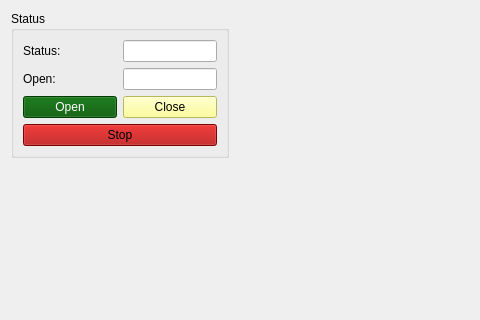
Qt form pyobs_gui/qt/widgetroof.ui (pyobs/pyobs-gui) before a commit; both pictures show x 0 to 480 and y 0 to 320 of the 787 by 472 pixel window.
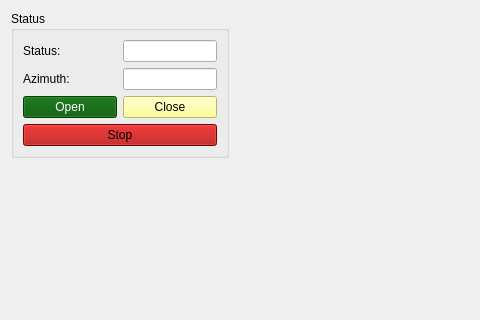
The same form after that commit.

Commit message: showing dome Az in GUI

Patch:
```diff
--- a/pyobs_gui/qt/widgetroof.ui
+++ b/pyobs_gui/qt/widgetroof.ui
@@ -52,7 +52,7 @@
         <item row="1" column="0">
          <widget class="QLabel" name="label_10">
           <property name="text">
-           <string>Open:</string>
+           <string>Azimuth:</string>
           </property>
          </widget>
         </item>
```
Left out of the diff: 83 changed lines with no effect on the pictures. The commit also changes 2 other files.
